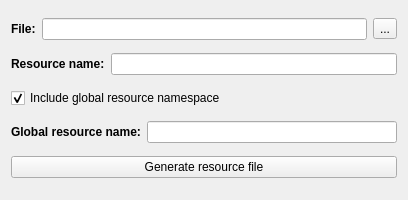
The window that userinterface.ui (sr-tream/ResOnMem) describes before a commit, drawn with Qt 5.
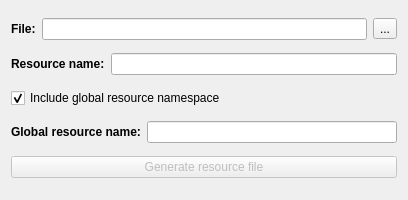
The same window after the commit.

The edit to the form file:
```diff
--- a/userinterface.ui
+++ b/userinterface.ui
@@ -113,6 +113,9 @@
    </item>
    <item row="4" column="0">
     <widget class="QPushButton" name="generate">
+     <property name="enabled">
+      <bool>false</bool>
+     </property>
      <property name="text">
       <string>Generate resource file</string>
      </property>
```
